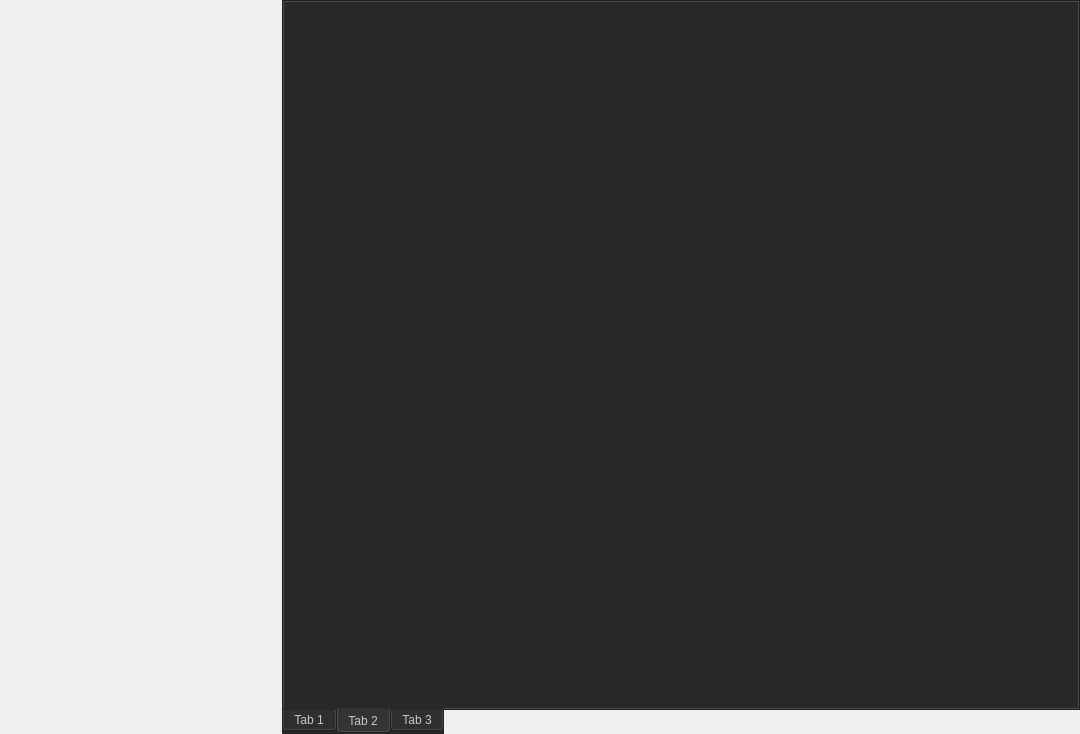
First picture: the form in progress/App/results/ui/results_viewer.ui, repository sandialabs/snl-progress, before the edit.
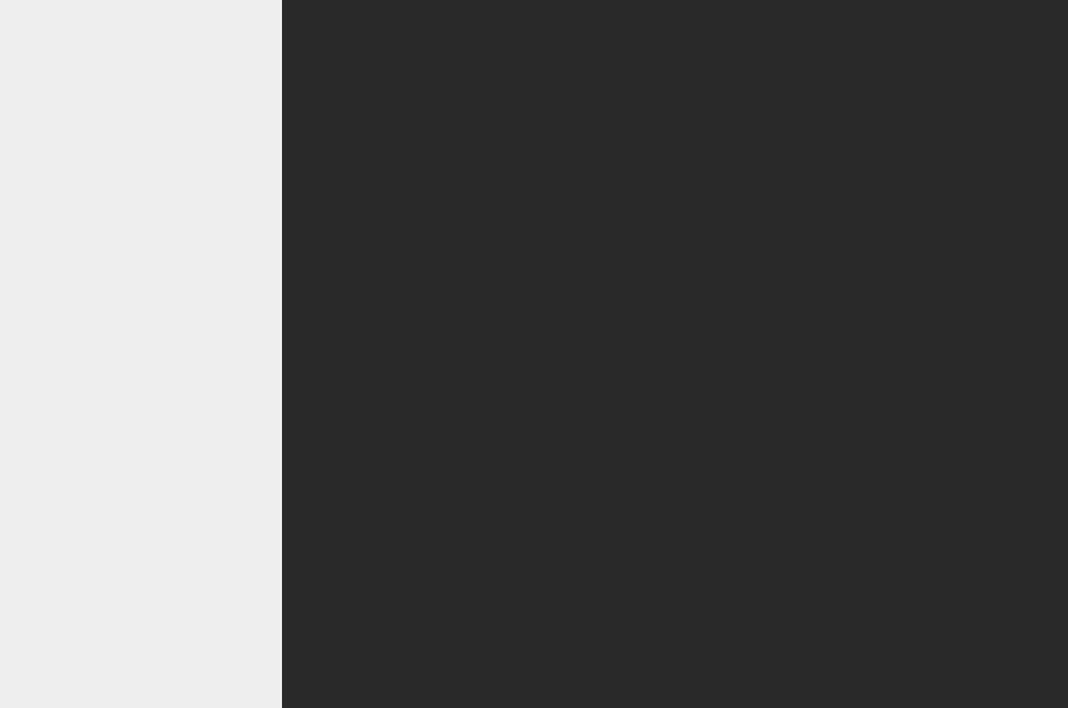
Second picture: the form after the edit. The open tabs and pages were chosen to show the change. Icons and pictures are not drawn.

```diff
--- a/progress/App/results/ui/results_viewer.ui
+++ b/progress/App/results/ui/results_viewer.ui
@@ -6,8 +6,8 @@
    <rect>
     <x>0</x>
     <y>0</y>
-    <width>1080</width>
-    <height>734</height>
+    <width>1068</width>
+    <height>708</height>
    </rect>
   </property>
   <property name="windowTitle">
@@ -83,32 +83,20 @@
     </widget>
    </item>
    <item>
-    <widget class="QTabWidget" name="tabWidget">
+    <widget class="QFrame" name="frame_2">
      <property name="styleSheet">
       <string notr="true">
+
     background-color: rgb(40, 40, 40); /* Dark background color */
     color: rgb(200, 200, 200); /* Light text color */
 </string>
      </property>
-     <property name="tabPosition">
-      <enum>QTabWidget::TabPosition::South</enum>
+     <property name="frameShape">
+      <enum>QFrame::Shape::NoFrame</enum>
      </property>
-     <property name="documentMode">
-      <bool>false</bool>
+     <property name="frameShadow">
+      <enum>QFrame::Shadow::Raised</enum>
      </property>
-     <property name="tabsClosable">
-      <bool>false</bool>
-     </property>
-     <property name="movable">
-      <bool>false</bool>
-     </property>
-     <property name="tabBarAutoHide">
-      <bool>false</bool>
-     </property>
-     <widget class="QWidget" name="tab">
-      <attribute name="title">
-       <string>Tab 1</string>
-      </attribute>
       <layout class="QVBoxLayout" name="verticalLayout_2">
        <property name="leftMargin">
         <number>0</number>
@@ -123,45 +111,6 @@
         <number>0</number>
        </property>
       </layout>
-     </widget>
-     <widget class="QWidget" name="tab_2">
-      <attribute name="title">
-       <string>Tab 2</string>
-      </attribute>
-      <layout class="QVBoxLayout" name="verticalLayout_4">
-       <property name="leftMargin">
-        <number>0</number>
-       </property>
-       <property name="topMargin">
-        <number>0</number>
-       </property>
-       <property name="rightMargin">
-        <number>0</number>
-       </property>
-       <property name="bottomMargin">
-        <number>0</number>
-       </property>
-      </layout>
-     </widget>
-     <widget class="QWidget" name="tab_3">
-      <attribute name="title">
-       <string>Tab 3</string>
-      </attribute>
-      <layout class="QVBoxLayout" name="verticalLayout_3">
-       <property name="leftMargin">
-        <number>0</number>
-       </property>
-       <property name="topMargin">
-        <number>0</number>
-       </property>
-       <property name="rightMargin">
-        <number>0</number>
-       </property>
-       <property name="bottomMargin">
-        <number>0</number>
-       </property>
-      </layout>
-     </widget>
     </widget>
    </item>
   </layout>
```
Lines whose indentation alone changed are shown as unchanged.
